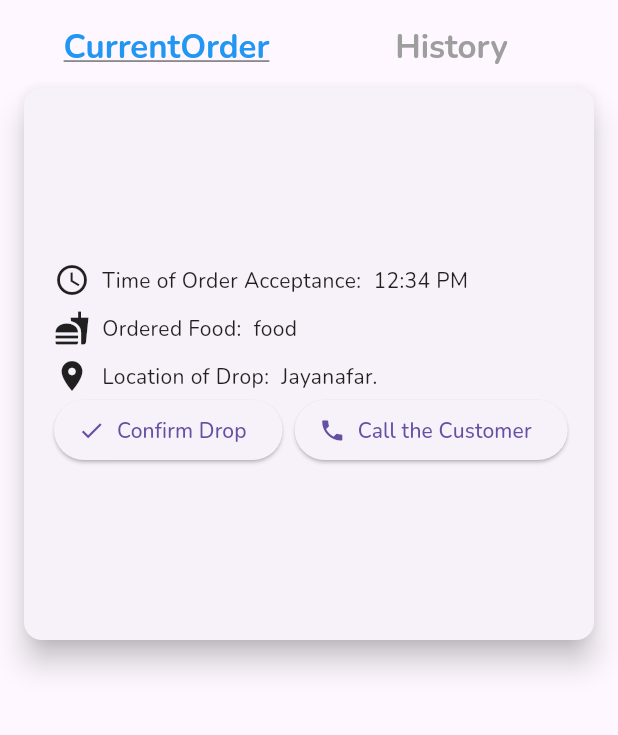
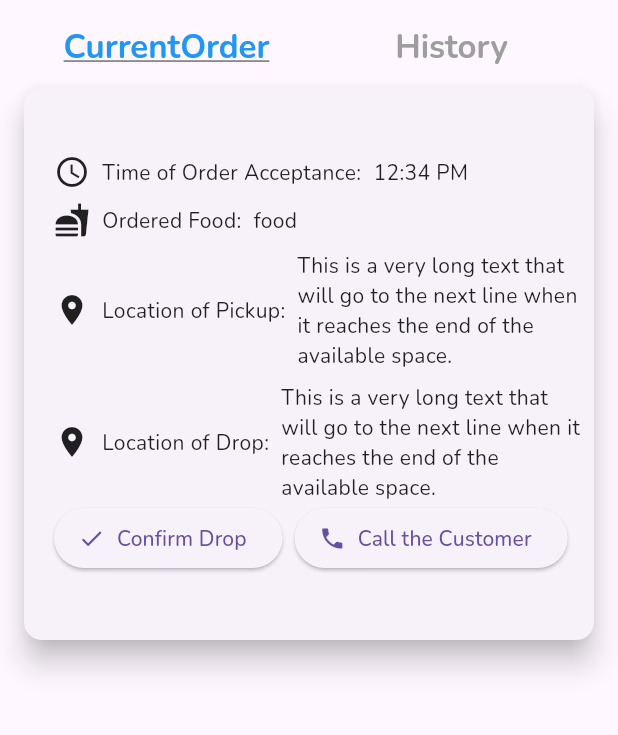
Before and after one commit to RaghavTheGreat1/anaaj, a Flutter app: the screen it shows after launch, after a tap on "Call the Customer", on a phone screen of 412 x 824 dp, the part 71-806 px from its top. Run offline on Flutter 3.47's test engine with Material 2 defaults, Android fonts, the phone set to English and light mode, and no system bars; our stand-ins replace awesome_snackbar_content, cloud_firestore, connectivity_plus, firebase_auth, firebase_core, flutter_spinkit and 10 more; accounts and stored records are empty.

Commit message:
made the card better

```diff
--- a/lib/screens/volunteers/CurrentOrder.dart
+++ b/lib/screens/volunteers/CurrentOrder.dart
@@ -55,9 +55,39 @@ class _CurrentOrderState extends State<CurrentOrder> {
                     children: <Widget>[
                       Icon(Icons.location_on),
                       SizedBox(width: 8.0),
+                      Text('Location of Pickup:'),
+                      SizedBox(width: 8.0),
+                      Expanded(
+                        child: Padding(
+                          padding: const EdgeInsets.only(right: 8.0),
+                          child: Text(
+                            'This is a very long text that will go to the next line when it reaches the end of the available space.',
+                            maxLines: 6,
+                            overflow: TextOverflow.ellipsis,
+                          ),
+                        ),
+                      )
+                    ],
+                  ),
+                  SizedBox(height: 8.0),
+                  Row(
+                    children: <Widget>[
+                      Icon(Icons.location_on),
+                      SizedBox(width: 8.0),
                       Text('Location of Drop:'),
-                      SizedBox(width: 8.0),
-                      Text('Jayanafar.'),
+                      SizedBox(
+                        width: 8.0,
+                      ),
+                      Expanded(
+                        child: Padding(
+                          padding: const EdgeInsets.only(right: 8.0),
+                          child: Text(
+                            'This is a very long text that will go to the next line when it reaches the end of the available space.',
+                            maxLines: 6,
+                            overflow: TextOverflow.ellipsis,
+                          ),
+                        ),
+                      )
                     ],
                   ),
                   Row(
@@ -69,8 +99,8 @@ class _CurrentOrderState extends State<CurrentOrder> {
                         onPressed: () {
                           showSuccessSnackbar(
                             context,
-                            title: 'Order Drop Confirmed',
-                            message: 'Thank You for doing such a great job!',
+                            title: 'Thank You',
+                            message: 'You have successfully dropped the food',
                             height: 0,
                           );
                           // Confirm drop action
@@ -80,9 +110,8 @@ class _CurrentOrderState extends State<CurrentOrder> {
                       ElevatedButton.icon(
                         icon: Icon(Icons.phone),
                         label: Text('Call the Customer'),
-                        onPressed: () async {
-                          final Uri phone = Uri.parse('tel:1234567890');
-                          await launchUrl(phone);
+                        onPressed: () {
+                          // Call the agent action
                         },
                       ),
                     ],
```
